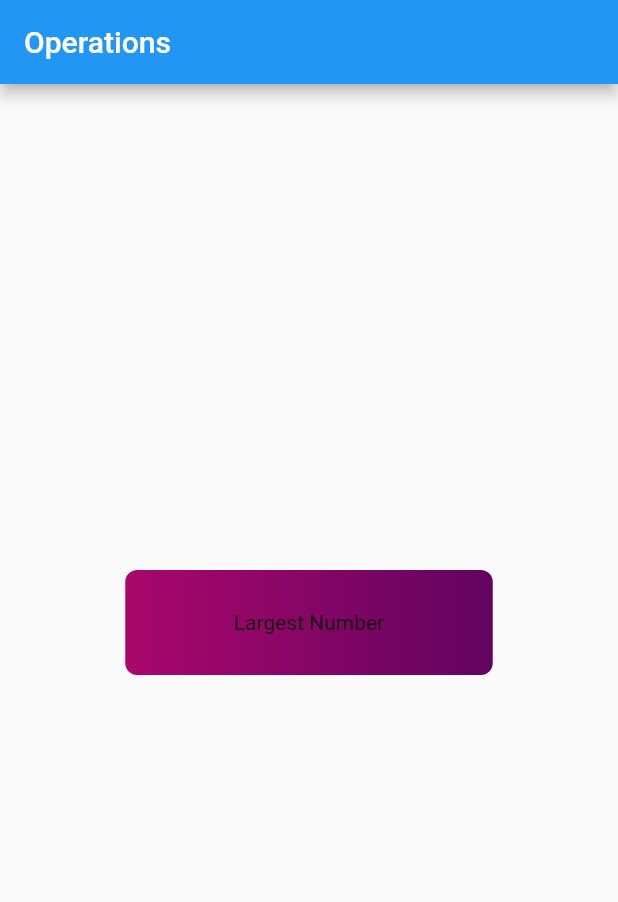
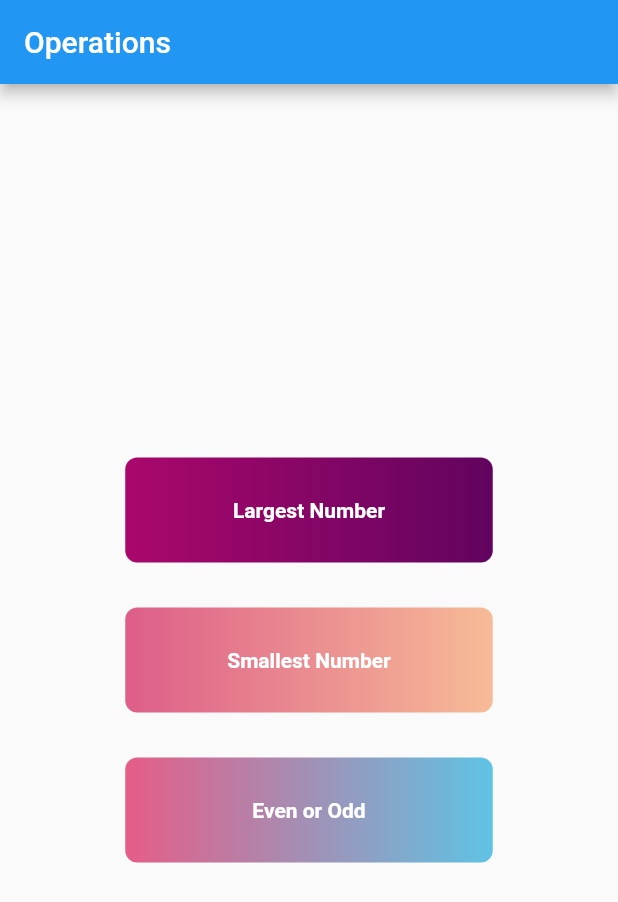
Before and after one commit to JossinAntony/Flutter-Multipages-Compare-No.s, a Flutter app: the screen it shows after launch, on a phone screen of 412 x 824 dp. Shown: the top 902 px of the screen. Run offline on Flutter 3.47's test engine with Material 2 defaults, Android fonts, the phone set to English and light mode, and no system bars.

Commit message:
All buttons created in homepage.dart.

```diff
--- a/lib/pages/homepage.dart
+++ b/lib/pages/homepage.dart
@@ -22,11 +22,42 @@ class Homepage extends StatelessWidget {
                       borderRadius: BorderRadius.circular(8.0),
                       gradient: LinearGradient(colors: [Color.fromRGBO(170,7,107,1.0), Color.fromRGBO(97,4,95,1.0)]),
                     ),
-                    child: Center(child: Text('Largest Number')),
+                    child: Center(child: Text('Largest Number', style: TextStyle(color: Colors.white, fontWeight: FontWeight.bold))),
                   ),
                 ),
 
-                SizedBox(height: 50),
+                SizedBox(height: 30),
+
+                GestureDetector(
+                  onTap: ()=> print('container tapped'),
+                  child: Container(
+                    height: 70,
+                    width: 245,
+                    decoration: BoxDecoration(
+                      borderRadius: BorderRadius.circular(8.0),
+                      gradient: LinearGradient(colors: [Color.fromRGBO(221,94,137,1.0), Color.fromRGBO(247,187,151,1.0)]),
+                    ),
+                    child: Center(child: Text('Smallest Number', style: TextStyle(color: Colors.white, fontWeight: FontWeight.bold))),
+                  ),
+                ),
+
+                SizedBox(height: 30),
+
+                GestureDetector(
+                  onTap: ()=> print('container tapped'),
+                  child: Container(
+                    height: 70,
+                    width: 245,
+                    decoration: BoxDecoration(
+                      borderRadius: BorderRadius.circular(8.0),
+                      gradient: LinearGradient(colors: [Color.fromRGBO(229,93,135,1.0), Color.fromRGBO(95,195,228,1.0)]),
+                    ),
+                    child: Center(child: Text('Even or Odd', style: TextStyle(color: Colors.white, fontWeight: FontWeight.bold))),
+                  ),
+                ),
+
+
+
               ],
             ),
           ),
```
